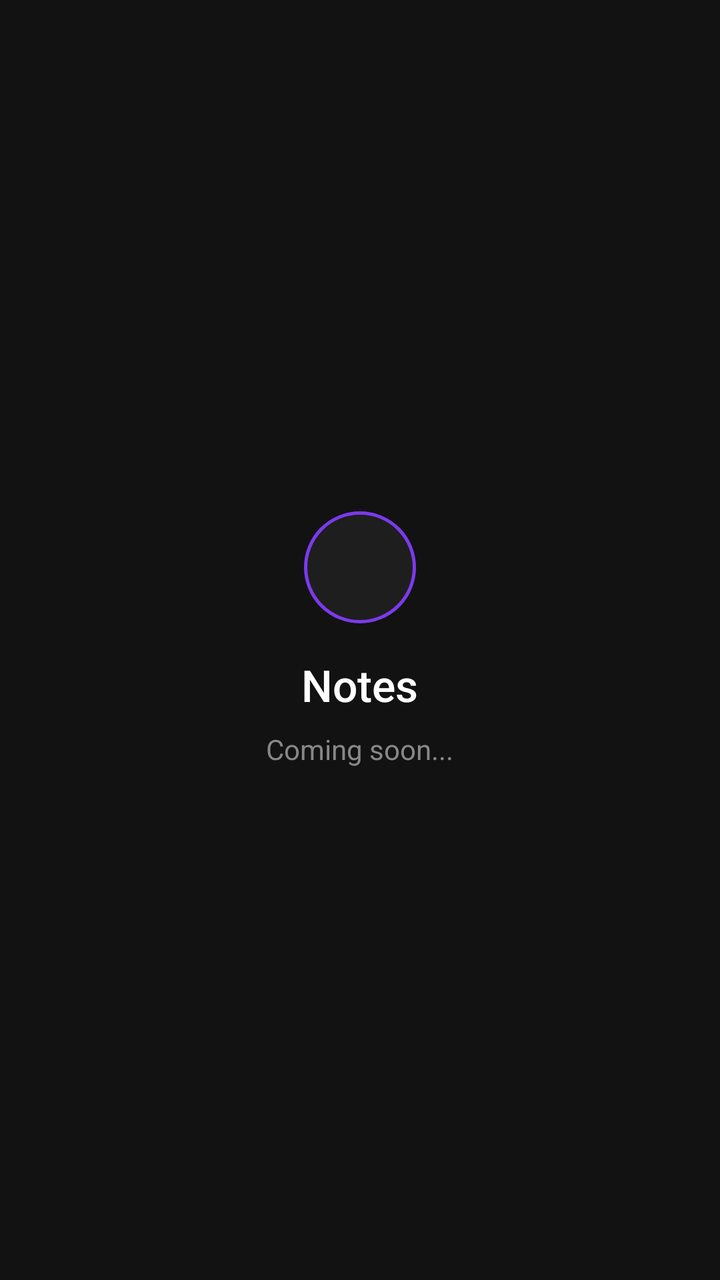
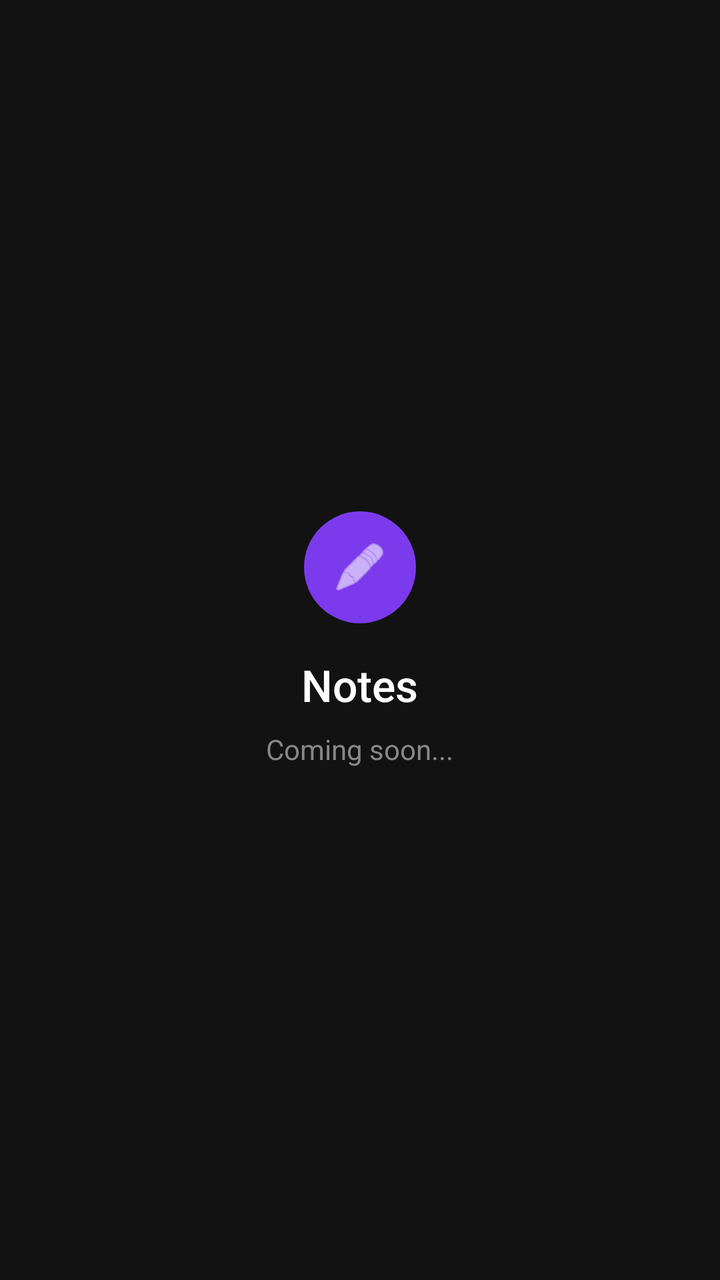

Two renders of the same Android screen: before a commit and after it. Below are the layout's source before the change and the commit's diff.
<!-- AndroidManifest.xml: application theme Theme.TodoDroid -->
<!-- res/layout/fragment_notes.xml -->
<?xml version="1.0" encoding="utf-8"?>
<LinearLayout xmlns:android="http://schemas.android.com/apk/res/android"
    android:layout_width="match_parent"
    android:layout_height="match_parent"
    android:orientation="vertical"
    android:background="#121212"
    android:gravity="center"
    android:padding="24dp">

    <View
        android:layout_width="56dp"
        android:layout_height="56dp"
        android:background="@drawable/notes_icon_bg"
        android:layout_marginBottom="16dp" />

    <TextView
        android:layout_width="wrap_content"
        android:layout_height="wrap_content"
        android:text="Notes"
        android:textSize="22sp"
        android:textColor="#FFFFFF"
        android:fontFamily="sans-serif-medium"
        android:layout_marginBottom="8dp" />

    <TextView
        android:layout_width="wrap_content"
        android:layout_height="wrap_content"
        android:text="Coming soon..."
        android:textSize="14sp"
        android:textColor="#888888"
        android:fontFamily="sans-serif" />

</LinearLayout>
<!-- resources referenced by this layout -->
<resources>
  <!-- drawable notes_icon_bg (drawable) -->
  <?xml version="1.0" encoding="utf-8"?>
  <shape xmlns:android="http://schemas.android.com/apk/res/android"
      android:shape="oval">
      <solid android:color="#1E1E1E" />
      <stroke android:width="1.5dp" android:color="#7C3AED" />
      <size android:width="56dp" android:height="56dp" />
  </shape>
  <style name="Theme.TodoDroid" parent="Theme.MaterialComponents.DayNight.NoActionBar">
          <item name="colorPrimary">#7C3AED</item>
          <item name="colorPrimaryVariant">#5B21B6</item>
          <item name="colorOnPrimary">#FFFFFF</item>
          <item name="colorSecondary">#7C3AED</item>
          <item name="android:colorBackground">#121212</item>
          <item name="colorSurface">#1E1E1E</item>
          <item name="colorOnSurface">#FFFFFF</item>
      </style>
</resources>

<!-- the commit's change to res/layout/fragment_notes.xml (unified diff, before → after) -->
@@ -1,5 +1,6 @@
 <?xml version="1.0" encoding="utf-8"?>
 <LinearLayout xmlns:android="http://schemas.android.com/apk/res/android"
+    xmlns:app="http://schemas.android.com/apk/res-auto"
     android:layout_width="match_parent"
     android:layout_height="match_parent"
     android:orientation="vertical"
@@ -7,11 +8,20 @@
     android:gravity="center"
     android:padding="24dp">
 
-    <View
+    <LinearLayout
         android:layout_width="56dp"
         android:layout_height="56dp"
         android:background="@drawable/notes_icon_bg"
-        android:layout_marginBottom="16dp" />
+        android:gravity="center"
+        android:layout_marginBottom="16dp">
+
+        <ImageView
+            android:layout_width="28dp"
+            android:layout_height="28dp"
+            android:src="@android:drawable/ic_menu_edit"
+            app:tint="#FFFFFF" />
+
+    </LinearLayout>
 
     <TextView
         android:layout_width="wrap_content"
<!-- resource entries referenced after the edit -->
@@ -4,8 +4,7 @@
   <?xml version="1.0" encoding="utf-8"?>
   <shape xmlns:android="http://schemas.android.com/apk/res/android"
       android:shape="oval">
-      <solid android:color="#1E1E1E" />
-      <stroke android:width="1.5dp" android:color="#7C3AED" />
+      <solid android:color="#7C3AED" />
       <size android:width="56dp" android:height="56dp" />
   </shape>
   <style name="Theme.TodoDroid" parent="Theme.MaterialComponents.DayNight.NoActionBar">
